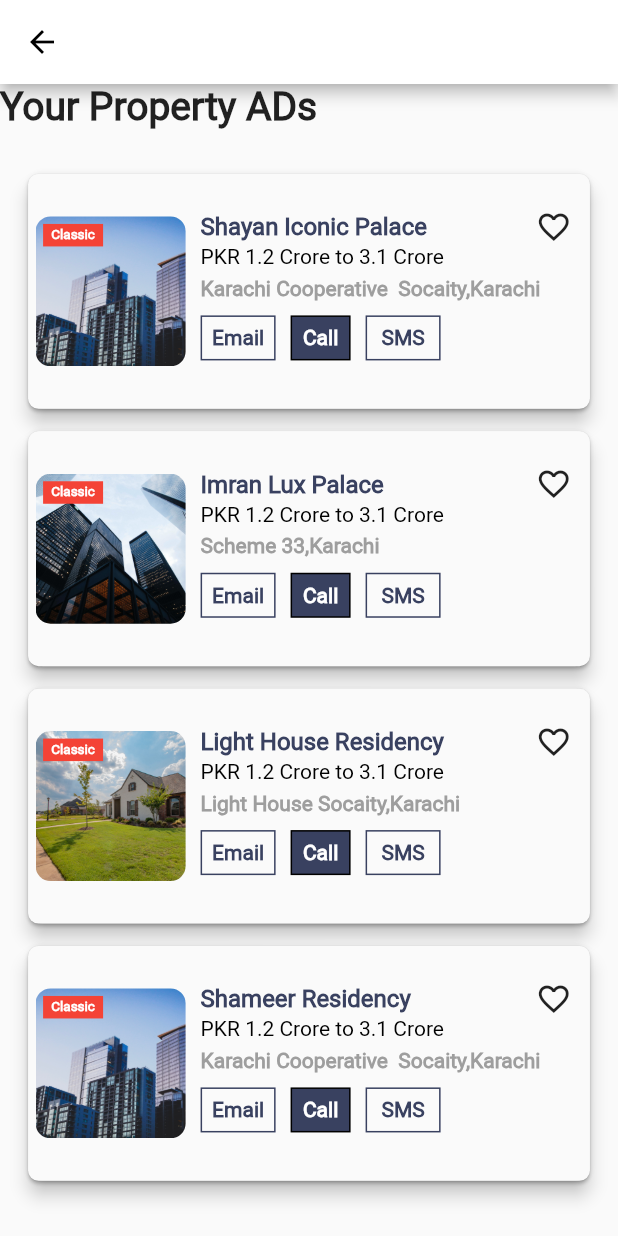
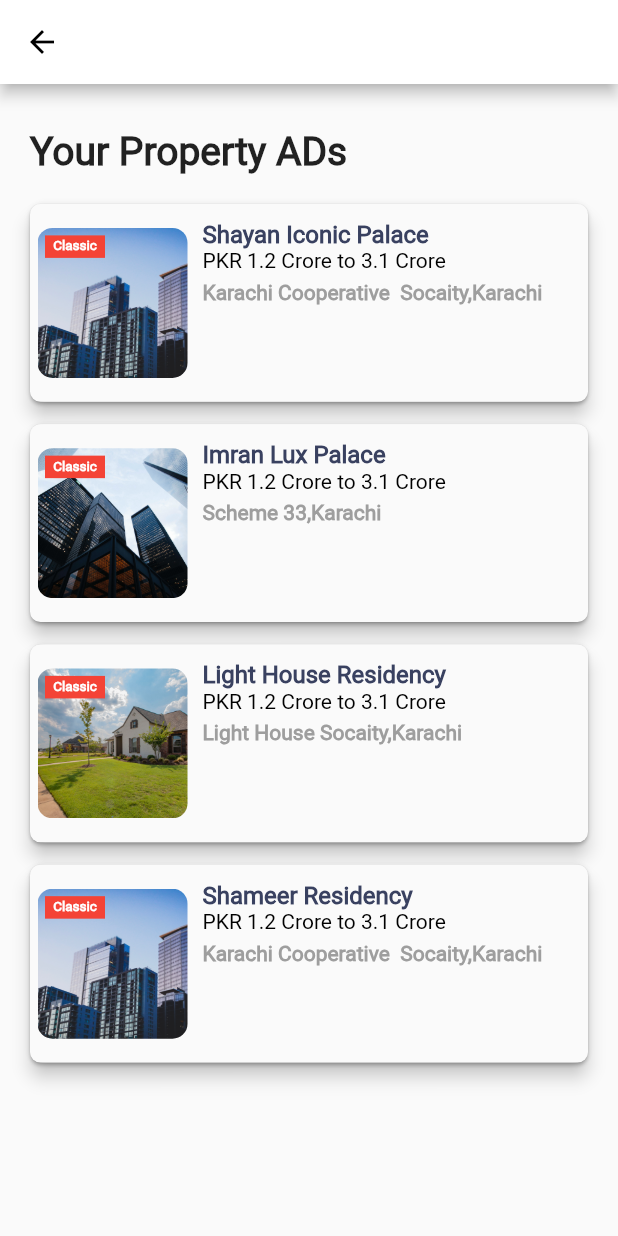
Before and after one commit to IsmailParacha/Property-Hub, a Flutter app: the MyProperties screen opened directly, on a phone screen of 412 x 824 dp. Run offline on Flutter 3.47's test engine with Material 2 defaults, Android fonts, the phone set to English and light mode, and no system bars; our stand-ins replace animated_splash_screen, dropdown_button2, email_validator, firebase_auth, firebase_core, google_sign_in and 4 more; accounts and stored records are empty.

Commit message:
My Property page

```diff
--- a/lib/Screen/MyProperty.dart
+++ b/lib/Screen/MyProperty.dart
@@ -1,8 +1,6 @@
 import 'package:flutter/material.dart';
-import 'package:flutter/src/foundation/key.dart';
-import 'package:flutter/src/widgets/framework.dart';
 
-import '../widgets/projectsScreenWidgets/Projects.dart';
+import '../widgets/MypropertyWidget.dart';
 
 class MyProperties extends StatelessWidget {
   const MyProperties({Key? key}) : super(key: key);
@@ -14,16 +12,21 @@ class MyProperties extends StatelessWidget {
         backgroundColor: Colors.white,
         iconTheme: IconThemeData.fallback(),
       ),
-      body: ListView(
+      body: Padding(
+        padding: const EdgeInsets.all(20.0),
+        child: ListView(
           children: [
+            SizedBox(
+              height: 10,
+            ),
             Text(
               "Your Property ADs",
               style: TextStyle(fontWeight: FontWeight.bold, fontSize: 26),
             ),
             SizedBox(
-            height: 20,
+              height: 10,
             ),
-          ProjectsWidget(
+            MyPropertyWidget(
               "images/property1.jpg",
               'Shayan Iconic Palace',
               'Karachi Cooperative  Socaity,Karachi',
@@ -32,7 +35,7 @@ class MyProperties extends StatelessWidget {
             SizedBox(
               height: 5,
             ),
-          ProjectsWidget(
+            MyPropertyWidget(
               "images/property2.jpg",
               'Imran Lux Palace',
               'Scheme 33,Karachi',
@@ -41,7 +44,7 @@ class MyProperties extends StatelessWidget {
             SizedBox(
               height: 5,
             ),
-          ProjectsWidget(
+            MyPropertyWidget(
               "images/property3.jpg",
               'Light House Residency',
               'Light House Socaity,Karachi',
@@ -50,7 +53,7 @@ class MyProperties extends StatelessWidget {
             SizedBox(
               height: 5,
             ),
-          ProjectsWidget(
+            MyPropertyWidget(
               "images/property1.jpg",
               'Shameer Residency',
               'Karachi Cooperative  Socaity,Karachi',
@@ -58,6 +61,7 @@ class MyProperties extends StatelessWidget {
             ),
           ],
         ),
+      ),
     );
   }
 }
--- a/lib/widgets/projectsScreenWidgets/Projects.dart
+++ b/lib/widgets/MypropertyWidget.dart
@@ -1,12 +1,12 @@
 import 'package:flutter/material.dart';
 import 'package:url_launcher/url_launcher.dart' as UrlLauncher;
 
-class ProjectsWidget extends StatelessWidget {
+class MyPropertyWidget extends StatelessWidget {
   final String imagelink;
   final String title;
   final String location;
   final String Prize;
-  ProjectsWidget(this.imagelink, this.title, this.location, this.Prize);
+  MyPropertyWidget(this.imagelink, this.title, this.location, this.Prize);
 
   @override
   Widget build(BuildContext context) {
@@ -24,7 +24,7 @@ class ProjectsWidget extends StatelessWidget {
               borderRadius: BorderRadius.circular(7),
               child: Container(
                 width: MediaQuery.of(context).size.width / 1.1,
-                height: MediaQuery.of(context).size.height * 0.19,
+                height: MediaQuery.of(context).size.height * 0.16,
                 decoration: BoxDecoration(),
                 child: Row(
                   children: [
@@ -76,9 +76,6 @@ class ProjectsWidget extends StatelessWidget {
                                       fontSize: 16,
                                       fontWeight: FontWeight.bold),
                                 ),
-                                Icon(
-                                  Icons.favorite_border_outlined,
-                                )
                               ],
                             ),
                           ),
@@ -103,77 +100,6 @@ class ProjectsWidget extends StatelessWidget {
                           SizedBox(
                             height: 10,
                           ),
-                          Row(
-                            children: [
-                              InkWell(
-                                onTap: () async {
-                                  // ignore: deprecated_member_use
-                                  UrlLauncher.launch(
-                                      "mailto:ismailjanparacha@gmail.com?"
-                                      "subject=This mail is from PropertHub");
-                                },
-                                child: Container(
-                                  margin: EdgeInsets.only(left: 10),
-                                  height: 30,
-                                  width: 50,
-                                  decoration: BoxDecoration(
-                                      border: Border.all(
-                                    color: Color.fromRGBO(57, 65, 96, 1.0),
-                                  )),
-                                  child: Center(
-                                      child: Text(
-                                    'Email',
-                                    style: TextStyle(
-                                        color: Color.fromRGBO(57, 65, 96, 1.0),
-                                        fontWeight: FontWeight.bold),
-                                  )),
-                                ),
-                              ),
-                              InkWell(
-                                onTap: () async {
-                                  // ignore: deprecated_member_use
-                                  UrlLauncher.launch("tel://0210000000");
-                                },
-                                child: Container(
-                                  margin: EdgeInsets.only(left: 10),
-                                  height: 30,
-                                  width: 40,
-                                  decoration: BoxDecoration(
-                                      color: Color.fromRGBO(57, 65, 96, 1.0),
-                                      border: Border.all()),
-                                  child: Center(
-                                      child: Text(
-                                    'Call',
-                                    style: TextStyle(
-                                        color: Colors.white,
-                                        fontWeight: FontWeight.bold),
-                                  )),
-                                ),
-                              ),
-                              InkWell(
-                                onTap: () async {
-                                  // ignore: deprecated_member_use
-                                  UrlLauncher.launch("sms:03160923455");
-                                },
-                                child: Container(
-                                  margin: EdgeInsets.only(left: 10),
-                                  height: 30,
-                                  width: 50,
-                                  decoration: BoxDecoration(
-                                      border: Border.all(
-                                    color: Color.fromRGBO(57, 65, 96, 1.0),
-                                  )),
-                                  child: Center(
-                                      child: Text(
-                                    'SMS',
-                                    style: TextStyle(
-                                        color: Color.fromRGBO(57, 65, 96, 1.0),
-                                        fontWeight: FontWeight.bold),
-                                  )),
-                                ),
-                              ),
-                            ],
-                          )
                         ],
                       ),
                     )
```
Lines whose indentation alone changed are shown as unchanged.
